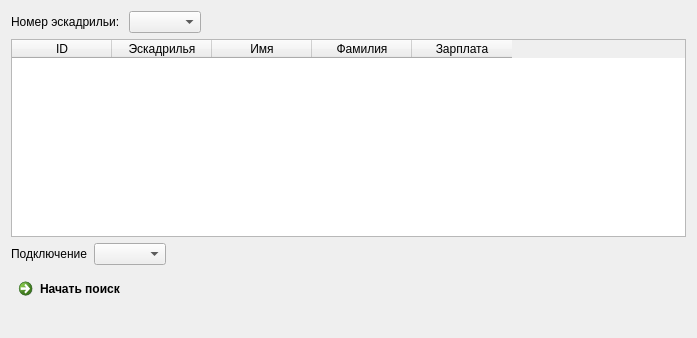
First picture: the form in mainwindow.ui, repository Domerk/AeroClient, before the edit.
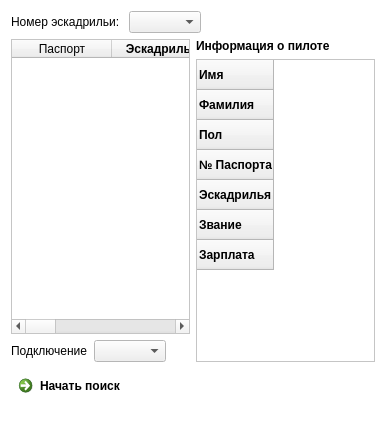
Second picture: the form after the edit.

Commit message: Добавлен вывод информации о пилотах

```diff
--- a/mainwindow.ui
+++ b/mainwindow.ui
@@ -6,18 +6,80 @@
    <rect>
     <x>0</x>
     <y>0</y>
-    <width>697</width>
-    <height>338</height>
+    <width>386</width>
+    <height>435</height>
    </rect>
   </property>
+  <property name="palette">
+   <palette>
+    <active>
+     <colorrole role="Base">
+      <brush brushstyle="SolidPattern">
+       <color alpha="255">
+        <red>255</red>
+        <green>255</green>
+        <blue>255</blue>
+       </color>
+      </brush>
+     </colorrole>
+     <colorrole role="Window">
+      <brush brushstyle="SolidPattern">
+       <color alpha="255">
+        <red>255</red>
+        <green>255</green>
+        <blue>255</blue>
+       </color>
+      </brush>
+     </colorrole>
+    </active>
+    <inactive>
+     <colorrole role="Base">
+      <brush brushstyle="SolidPattern">
+       <color alpha="255">
+        <red>255</red>
+        <green>255</green>
+        <blue>255</blue>
+       </color>
+      </brush>
+     </colorrole>
+     <colorrole role="Window">
+      <brush brushstyle="SolidPattern">
+       <color alpha="255">
+        <red>255</red>
+        <green>255</green>
+        <blue>255</blue>
+       </color>
+      </brush>
+     </colorrole>
+    </inactive>
+    <disabled>
+     <colorrole role="Base">
+      <brush brushstyle="SolidPattern">
+       <color alpha="255">
+        <red>255</red>
+        <green>255</green>
+        <blue>255</blue>
+       </color>
+      </brush>
+     </colorrole>
+     <colorrole role="Window">
+      <brush brushstyle="SolidPattern">
+       <color alpha="255">
+        <red>255</red>
+        <green>255</green>
+        <blue>255</blue>
+       </color>
+      </brush>
+     </colorrole>
+    </disabled>
+   </palette>
+  </property>
   <property name="windowTitle">
    <string>MainWindow</string>
   </property>
   <widget class="QWidget" name="centralWidget">
    <layout class="QVBoxLayout" name="verticalLayout_2">
     <item>
-     <layout class="QVBoxLayout" name="verticalLayout">
-      <item>
        <layout class="QHBoxLayout" name="horizontalLayout">
         <property name="leftMargin">
          <number>0</number>
@@ -25,6 +87,12 @@
         <property name="topMargin">
          <number>0</number>
         </property>
+      <property name="rightMargin">
+       <number>0</number>
+      </property>
+      <property name="bottomMargin">
+       <number>0</number>
+      </property>
         <item>
          <widget class="QLabel" name="label">
           <property name="text">
@@ -58,13 +126,29 @@
        </layout>
       </item>
       <item>
+     <layout class="QHBoxLayout" name="horizontalLayout_4">
+      <property name="leftMargin">
+       <number>0</number>
+      </property>
+      <property name="topMargin">
+       <number>0</number>
+      </property>
+      <property name="rightMargin">
+       <number>0</number>
+      </property>
+      <property name="bottomMargin">
+       <number>0</number>
+      </property>
+      <item>
+       <layout class="QVBoxLayout" name="verticalLayout">
+        <item>
        <widget class="QTableWidget" name="tableWidget">
         <attribute name="verticalHeaderVisible">
          <bool>false</bool>
         </attribute>
         <column>
          <property name="text">
-          <string>ID</string>
+            <string>Паспорт</string>
          </property>
          <property name="textAlignment">
           <set>AlignCenter</set>
@@ -74,6 +158,12 @@
          <property name="text">
           <string>Эскадрилья</string>
          </property>
+           <property name="font">
+            <font>
+             <weight>75</weight>
+             <bold>true</bold>
+            </font>
+           </property>
          <property name="textAlignment">
           <set>AlignCenter</set>
          </property>
@@ -82,6 +172,12 @@
          <property name="text">
           <string>Имя</string>
          </property>
+           <property name="font">
+            <font>
+             <weight>75</weight>
+             <bold>true</bold>
+            </font>
+           </property>
          <property name="textAlignment">
           <set>AlignCenter</set>
          </property>
@@ -90,6 +186,12 @@
          <property name="text">
           <string>Фамилия</string>
          </property>
+           <property name="font">
+            <font>
+             <weight>75</weight>
+             <bold>true</bold>
+            </font>
+           </property>
          <property name="textAlignment">
           <set>AlignCenter</set>
          </property>
@@ -98,6 +200,12 @@
          <property name="text">
           <string>Зарплата</string>
          </property>
+           <property name="font">
+            <font>
+             <weight>75</weight>
+             <bold>true</bold>
+            </font>
+           </property>
          <property name="textAlignment">
           <set>AlignCenter</set>
          </property>
@@ -137,6 +245,124 @@
            </size>
           </property>
          </spacer>
+          </item>
+         </layout>
+        </item>
+       </layout>
+      </item>
+      <item>
+       <layout class="QVBoxLayout" name="verticalLayout_3">
+        <property name="leftMargin">
+         <number>0</number>
+        </property>
+        <property name="topMargin">
+         <number>0</number>
+        </property>
+        <property name="rightMargin">
+         <number>0</number>
+        </property>
+        <property name="bottomMargin">
+         <number>0</number>
+        </property>
+        <item>
+         <widget class="QLabel" name="label_3">
+          <property name="sizePolicy">
+           <sizepolicy hsizetype="Minimum" vsizetype="Minimum">
+            <horstretch>0</horstretch>
+            <verstretch>0</verstretch>
+           </sizepolicy>
+          </property>
+          <property name="font">
+           <font>
+            <weight>75</weight>
+            <bold>true</bold>
+           </font>
+          </property>
+          <property name="text">
+           <string>Информация о пилоте</string>
+          </property>
+         </widget>
+        </item>
+        <item>
+         <widget class="QTableWidget" name="tableWidget_2">
+          <row>
+           <property name="text">
+            <string>Имя</string>
+           </property>
+           <property name="font">
+            <font>
+             <weight>75</weight>
+             <bold>true</bold>
+            </font>
+           </property>
+          </row>
+          <row>
+           <property name="text">
+            <string>Фамилия</string>
+           </property>
+           <property name="font">
+            <font>
+             <weight>75</weight>
+             <bold>true</bold>
+            </font>
+           </property>
+          </row>
+          <row>
+           <property name="text">
+            <string>Пол</string>
+           </property>
+           <property name="font">
+            <font>
+             <weight>75</weight>
+             <bold>true</bold>
+            </font>
+           </property>
+          </row>
+          <row>
+           <property name="text">
+            <string>№ Паспорта</string>
+           </property>
+           <property name="font">
+            <font>
+             <weight>75</weight>
+             <bold>true</bold>
+            </font>
+           </property>
+          </row>
+          <row>
+           <property name="text">
+            <string>Эскадрилья</string>
+           </property>
+           <property name="font">
+            <font>
+             <weight>75</weight>
+             <bold>true</bold>
+            </font>
+           </property>
+          </row>
+          <row>
+           <property name="text">
+            <string>Звание</string>
+           </property>
+           <property name="font">
+            <font>
+             <weight>75</weight>
+             <bold>true</bold>
+            </font>
+           </property>
+          </row>
+          <row>
+           <property name="text">
+            <string>Зарплата</string>
+           </property>
+           <property name="font">
+            <font>
+             <weight>75</weight>
+             <bold>true</bold>
+            </font>
+           </property>
+          </row>
+         </widget>
         </item>
        </layout>
       </item>
```
Lines whose indentation alone changed are shown as unchanged. The commit also changes 1 other file.
